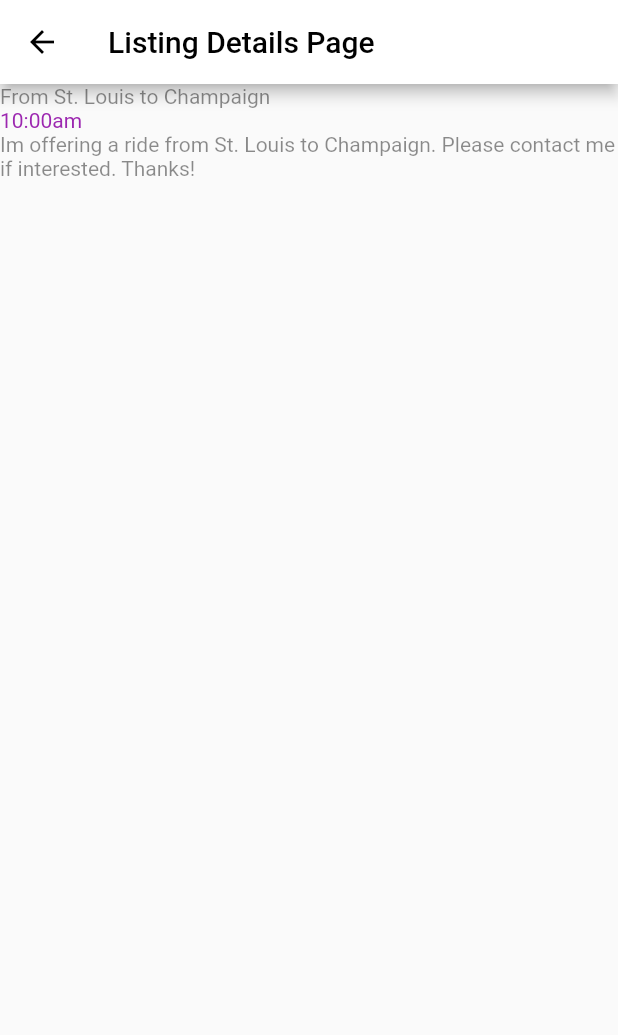
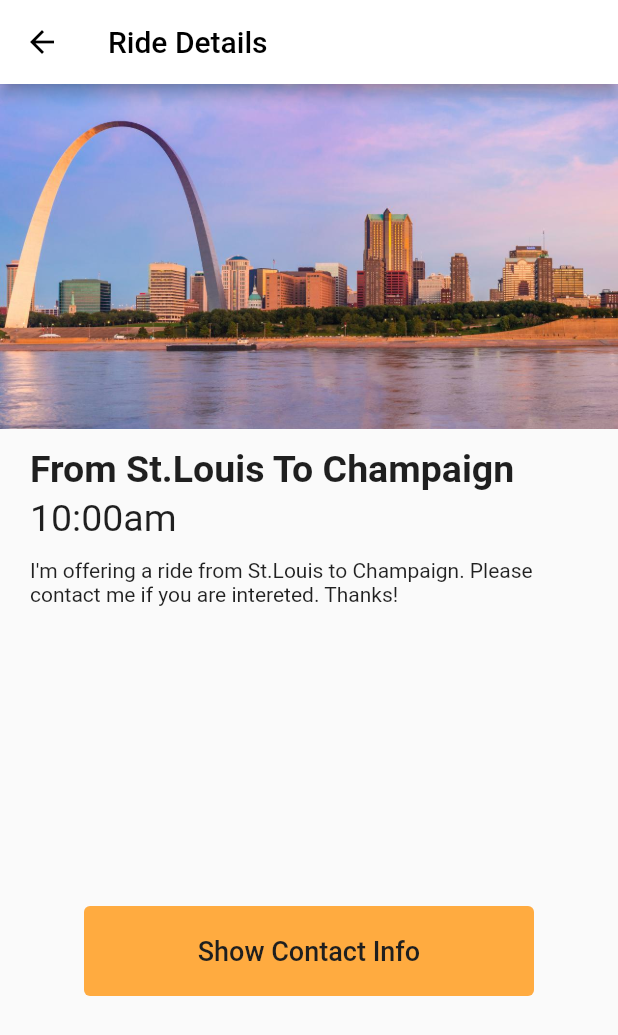
Before and after one commit to CS196Illinois/Group37-FA22, a Flutter app: the DetailPage screen opened directly, on a phone screen of 412 x 824 dp. Shown: the top 1035 px of the screen. Run offline on Flutter 3.47's test engine with Material 2 defaults, Android fonts, the light colour scheme and no system bars.

Commit message:
further ui optimization

```diff
--- a/Project/rideshare/lib/constants/theme.dart
+++ b/Project/rideshare/lib/constants/theme.dart
@@ -48,7 +48,7 @@ ThemeData lightTheme = ThemeData(
     ),
   ),
   // ignore: deprecated_member_use
-  buttonColor: const Color(0x999da0),
+  buttonColor: Colors.orangeAccent,
   primaryColor: const Color(0xffffffff),
   bottomAppBarColor: const Color(0xffffffff),
   disabledColor: const Color(0xffd4d1d1),
@@ -58,6 +58,7 @@ ThemeData lightTheme = ThemeData(
     headline1: TextStyle(
       color: Color(0xff1f1f1f),
       fontSize: 25,
+      fontWeight: FontWeight.bold,
     ),
     headline2: TextStyle(
       color: Color(0xff1f1f1f),
--- a/Project/rideshare/lib/createListingPage.dart
+++ b/Project/rideshare/lib/createListingPage.dart
@@ -1,4 +1,6 @@
 import 'package:flutter/material.dart';
+
+import 'constants/theme.dart';
 //import 'package:table_calendar/table_calendar.dart';
 
 class CreateListingPage extends StatefulWidget {
@@ -45,7 +47,7 @@ class _CreateListingPageState extends State<CreateListingPage> {
               child: ElevatedButton(
                   onPressed: _emp,
                   style: ElevatedButton.styleFrom(
-                    primary: Colors.white,
+                    primary: lightTheme.buttonColor,
                     onPrimary: Colors.black,
                   ),
                   child: const Text('Tag Location')),
@@ -59,7 +61,7 @@ class _CreateListingPageState extends State<CreateListingPage> {
               child: ElevatedButton(
                   onPressed: _emp,
                   style: ElevatedButton.styleFrom(
-                    primary: Colors.white,
+                    primary: lightTheme.buttonColor,
                     onPrimary: Colors.black,
                   ),
                   child: const Text('Create Post')),
--- a/Project/rideshare/lib/listDetailPage.dart
+++ b/Project/rideshare/lib/listDetailPage.dart
@@ -1,4 +1,5 @@
 import 'package:flutter/material.dart';
+import 'package:rideshare/constants/theme.dart';
 
 class DetailPage extends StatefulWidget {
   const DetailPage({super.key, required this.title});
@@ -13,24 +14,141 @@ class _DetailPageState extends State<DetailPage> {
   // This widget is the root of your application.
   @override
   Widget build(BuildContext context) {
+    Dialog contactDialog = Dialog(
+      shape: RoundedRectangleBorder(
+          borderRadius: BorderRadius.circular(12.0)), //this right here
+      child: Container(
+        height: 300.0,
+        width: 300.0,
+        child: Column(
+          mainAxisAlignment: MainAxisAlignment.center,
+          children: <Widget>[
+            Padding(
+              padding: EdgeInsets.all(15.0),
+              child: Text(
+                'Contact Info',
+                style: lightTheme.textTheme.headline1,
+              ),
+            ),
+            Padding(
+              padding: EdgeInsets.all(15.0),
+              child: Text(
+                'Name: Jack Wang',
+                style: lightTheme.textTheme.bodyText2,
+              ),
+            ),
+            Padding(
+              padding: EdgeInsets.all(15.0),
+              child: Text(
+                'Phone number: 888-888-8888',
+                style: lightTheme.textTheme.bodyText2,
+              ),
+            ),
+            const Padding(padding: EdgeInsets.only(top: 50.0)),
+            TextButton(
+              onPressed: () {
+                Navigator.of(context).pop();
+              },
+              child: Text(
+                'Got it!',
+                style: lightTheme.textTheme.bodyText1,
+              ),
+            )
+          ],
+        ),
+      ),
+    );
     return Scaffold(
-        appBar: AppBar(
-          title: Text(widget.title),
+      appBar: AppBar(
+        title: const Text("Ride Details"),
+      ),
+      body: SingleChildScrollView(
+        child: Column(
+          mainAxisSize: MainAxisSize.max,
+          children: [
+            Row(
+              mainAxisSize: MainAxisSize.max,
+              children: [
+                Image.asset(
+                  'lib/assets/images/stlouis.jpg',
+                  width: MediaQuery.of(context).size.width,
+                  height: 230,
+                  fit: BoxFit.cover,
+                ),
+              ],
+            ),
+            Padding(
+              padding: const EdgeInsetsDirectional.fromSTEB(20, 12, 20, 0),
+              child: Row(
+                mainAxisSize: MainAxisSize.max,
+                children: [
+                  Expanded(
+                    child: Text(
+                      'From St.Louis To Champaign',
+                      style: lightTheme.textTheme.headline1,
+                    ),
+                  ),
+                ],
+              ),
+            ),
+            Padding(
+              padding: const EdgeInsetsDirectional.fromSTEB(20, 4, 20, 0),
+              child: Row(
+                mainAxisSize: MainAxisSize.max,
+                children: [
+                  Expanded(
+                    child: Text(
+                      '10:00am',
+                      style: lightTheme.textTheme.bodyText1,
+                    ),
+                  ),
+                ],
+              ),
+            ),
+            Padding(
+              padding: const EdgeInsetsDirectional.fromSTEB(20, 12, 20, 0),
+              child: Row(
+                mainAxisSize: MainAxisSize.max,
+                children: [
+                  Expanded(
+                    child: Padding(
+                      padding:
+                          const EdgeInsetsDirectional.fromSTEB(0, 0, 0, 180),
+                      child: Text(
+                        'I\'m offering a ride from St.Louis to Champaign. Please contact me if you are intereted. Thanks!',
+                        style: lightTheme.textTheme.bodyText2,
+                      ),
+                    ),
+                  ),
+                ],
+              ),
+            ),
+            Padding(
+              padding: const EdgeInsetsDirectional.fromSTEB(0, 20, 0, 24),
+              child: SizedBox(
+                width: 300,
+                height: 60,
+                child: TextButton(
+                  onPressed: () {
+                    showDialog(
+                        context: context,
+                        builder: (BuildContext context) => contactDialog);
+                  },
+                  style: TextButton.styleFrom(
+                    // ignore: deprecated_member_use
+                    backgroundColor: lightTheme.buttonColor,
+                    onSurface: Colors.black,
+                  ),
+                  child: Text(
+                    'Show Contact Info',
+                    style: lightTheme.textTheme.headline2,
+                  ),
+                ),
+              ),
+            ),
+          ],
         ),
-        body: Column(
-          mainAxisAlignment: MainAxisAlignment.start,
-          crossAxisAlignment: CrossAxisAlignment.start,
-          children: const [
-            Text('From St. Louis to Champaign',
-                style: TextStyle(color: Colors.black45)),
-            Text(
-              '10:00am',
-              style: TextStyle(color: Colors.purple),
-            ),
-            Text(
-                'Im offering a ride from St. Louis to Champaign. Please contact me if interested. Thanks!',
-                style: TextStyle(color: Colors.black45)),
-          ],
-        ));
+      ),
+    );
   }
 }
--- a/Project/rideshare/lib/signInPage.dart
+++ b/Project/rideshare/lib/signInPage.dart
@@ -256,7 +256,7 @@ class _SignInPageState extends State<SignInPage> {
                     width: 150,
                     child: TextButton(
                       style: TextButton.styleFrom(
-                        backgroundColor: lightTheme.canvasColor,
+                        backgroundColor: lightTheme.buttonColor,
                       ),
                       onPressed: () {
                         Navigator.pushReplacement(
--- a/Project/rideshare/lib/signUpPage.dart
+++ b/Project/rideshare/lib/signUpPage.dart
@@ -258,7 +258,7 @@ class _SignUpPageState extends State<SignUpPage> {
                     width: 150,
                     child: TextButton(
                       style: TextButton.styleFrom(
-                        backgroundColor: lightTheme.canvasColor,
+                        backgroundColor: lightTheme.buttonColor,
                       ),
                       onPressed: null,
                       child: Text(
--- a/Project/rideshare/lib/welcomePage.dart
+++ b/Project/rideshare/lib/welcomePage.dart
@@ -84,7 +84,7 @@ class _WelcomePageState extends State<WelcomePage> {
                 width: 300,
                 child: TextButton(
                   style: TextButton.styleFrom(
-                    backgroundColor: Colors.grey,
+                    backgroundColor: lightTheme.buttonColor,
                   ),
                   onPressed: () {
                     Navigator.pushReplacement(
@@ -108,7 +108,7 @@ class _WelcomePageState extends State<WelcomePage> {
                 width: 300,
                 child: TextButton(
                   style: TextButton.styleFrom(
-                    backgroundColor: Colors.grey,
+                    backgroundColor: lightTheme.buttonColor,
                   ),
                   onPressed: () {
                     Navigator.pushReplacement(
```
Also changed, not shown: Project/rideshare/lib/assets/images/stlouis.jpg (added).
